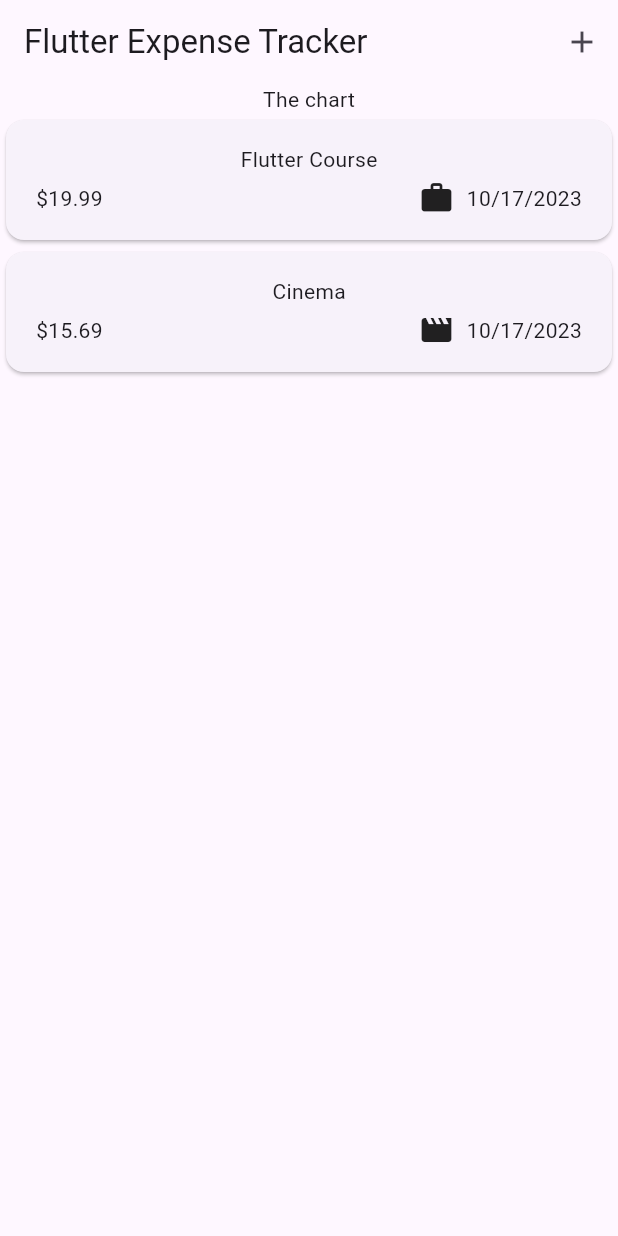
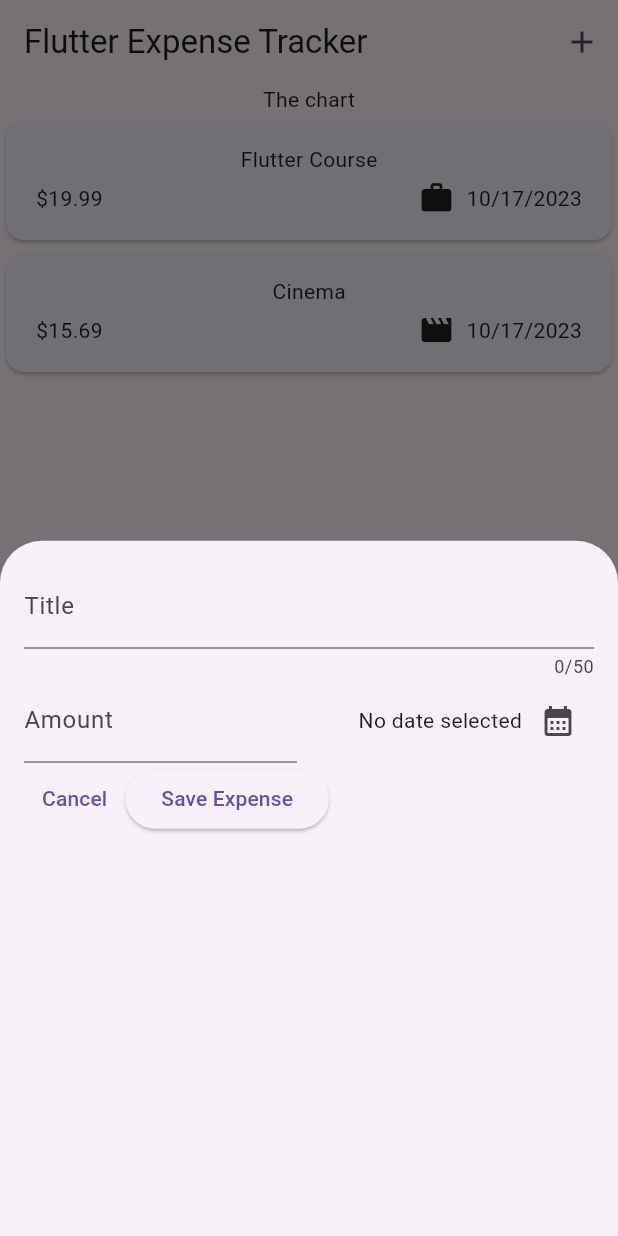
Before and after one commit to JG0328/expense_tracker, a Flutter app: the screen it shows after launch, after a tap on the "add" icon, on a phone screen of 412 x 824 dp. Run offline on Flutter 3.47's test engine with Material 2 defaults, Android fonts, the phone set to English and light mode, and no system bars.

```diff
--- a/lib/widgets/expenses.dart
+++ b/lib/widgets/expenses.dart
@@ -1,5 +1,6 @@
 import 'package:expense_tracker/widgets/expenses_list/expenses_list.dart';
 import 'package:expense_tracker/models/expense.dart';
+import 'package:expense_tracker/widgets/new_expense.dart';
 import 'package:flutter/material.dart';
 
 class Expenses extends StatefulWidget {
@@ -27,6 +28,13 @@ class _ExpensesState extends State<Expenses> {
     ),
   ];
 
+  void _openAddExpenseOverlay() {
+    showModalBottomSheet(
+      context: context,
+      builder: (ctx) => const NewExpense(),
+    );
+  }
+
   @override
   Widget build(BuildContext context) {
     return Scaffold(
@@ -34,7 +42,7 @@ class _ExpensesState extends State<Expenses> {
         title: const Text('Flutter Expense Tracker'),
         actions: [
           IconButton(
-            onPressed: () {},
+            onPressed: _openAddExpenseOverlay,
             icon: const Icon(Icons.add),
           ),
         ],
--- /dev/null
+++ b/lib/widgets/new_expense.dart
@@ -0,0 +1,105 @@
+import 'package:flutter/material.dart';
+import 'package:expense_tracker/models/expense.dart';
+
+class NewExpense extends StatefulWidget {
+  const NewExpense({super.key});
+
+  @override
+  State<NewExpense> createState() {
+    return _NewExpenseState();
+  }
+}
+
+class _NewExpenseState extends State<NewExpense> {
+  final _titleController = TextEditingController();
+  final _amountController = TextEditingController();
+  DateTime? _selectedDate;
+
+  void _presentDatePicker() async {
+    final now = DateTime.now();
+    final firstDate = DateTime(now.year - 1, now.month, now.day);
+    final pickedDate = await showDatePicker(
+      context: context,
+      initialDate: now,
+      firstDate: firstDate,
+      lastDate: now,
+    );
+    setState(() {
+      _selectedDate = pickedDate;
+    });
+  }
+
+  @override
+  void dispose() {
+    _titleController.dispose();
+    _amountController.dispose();
+    super.dispose();
+  }
+
+  @override
+  Widget build(BuildContext context) {
+    return Padding(
+      padding: const EdgeInsets.all(16),
+      child: Column(
+        children: [
+          TextField(
+            controller: _titleController,
+            maxLength: 50,
+            decoration: const InputDecoration(
+              label: Text('Title'),
+            ),
+          ),
+          Row(
+            children: [
+              Expanded(
+                child: TextField(
+                  controller: _amountController,
+                  keyboardType: TextInputType.number,
+                  decoration: const InputDecoration(
+                    prefixText: '\$ ',
+                    label: Text('Amount'),
+                  ),
+                ),
+              ),
+              const SizedBox(width: 16),
+              Expanded(
+                child: Row(
+                  mainAxisAlignment: MainAxisAlignment.end,
+                  crossAxisAlignment: CrossAxisAlignment.center,
+                  children: [
+                    Text(
+                      _selectedDate == null
+                          ? 'No date selected'
+                          : formatter.format(_selectedDate!),
+                    ),
+                    IconButton(
+                      onPressed: _presentDatePicker,
+                      icon: const Icon(Icons.calendar_month),
+                    )
+                  ],
+                ),
+              )
+            ],
+          ),
+          Row(
+            children: [
+              TextButton(
+                onPressed: () {
+                  Navigator.pop(context);
+                },
+                child: const Text('Cancel'),
+              ),
+              ElevatedButton(
+                onPressed: () {
+                  print(_titleController.text);
+                  print(_amountController.text);
+                },
+                child: const Text('Save Expense'),
+              )
+            ],
+          ),
+        ],
+      ),
+    );
+  }
+}
```
